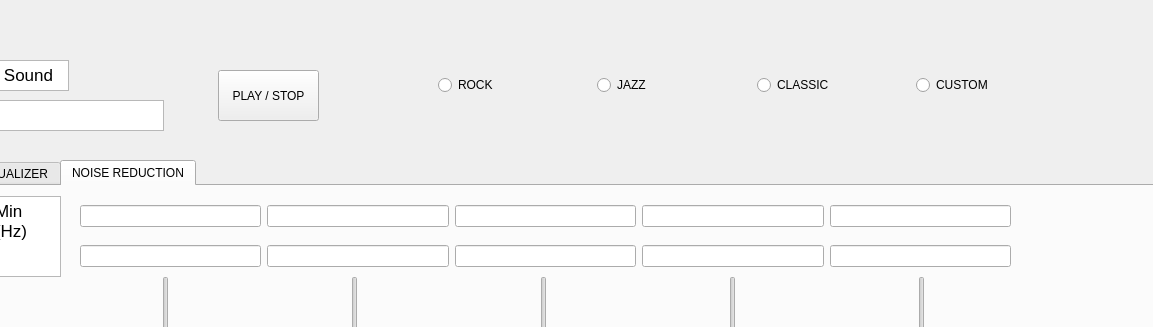
Before: the Qt Designer form form.ui in Eyup-S/AudioVisualizer, drawn with Qt 5; both pictures show x 152 to 1305 and y 290 to 617 of the 1305 by 799 pixel window.
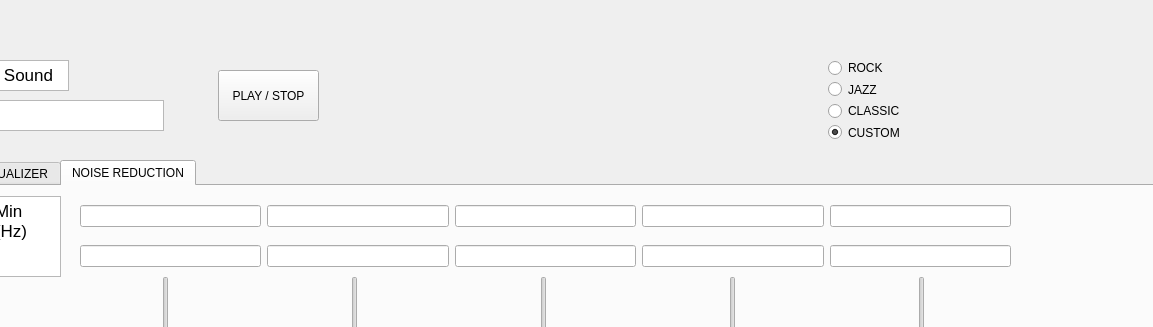
After: the same form once the commit is applied.

```diff
--- a/form.ui
+++ b/form.ui
@@ -43,46 +43,6 @@
     <string>PLAY / STOP</string>
    </property>
   </widget>
-  <widget class="QWidget" name="horizontalLayoutWidget_3">
-   <property name="geometry">
-    <rect>
-     <x>590</x>
-     <y>350</y>
-     <width>631</width>
-     <height>51</height>
-    </rect>
-   </property>
-   <layout class="QHBoxLayout" name="horizontalLayout_3">
-    <item>
-     <widget class="QRadioButton" name="radioButton_2">
-      <property name="text">
-       <string>ROCK</string>
-      </property>
-     </widget>
-    </item>
-    <item>
-     <widget class="QRadioButton" name="radioButton_3">
-      <property name="text">
-       <string>JAZZ</string>
-      </property>
-     </widget>
-    </item>
-    <item>
-     <widget class="QRadioButton" name="radioButton">
-      <property name="text">
-       <string>CLASSIC</string>
-      </property>
-     </widget>
-    </item>
-    <item>
-     <widget class="QRadioButton" name="radioButton_4">
-      <property name="text">
-       <string>CUSTOM</string>
-      </property>
-     </widget>
-    </item>
-   </layout>
-  </widget>
   <widget class="QTextEdit" name="textEdit_2">
    <property name="geometry">
     <rect>
@@ -359,6 +319,13 @@
       </rect>
      </property>
      <layout class="QHBoxLayout" name="horizontalLayout_5">
+      <item>
+       <widget class="QLineEdit" name="lineEdit_0">
+        <property name="readOnly">
+         <bool>false</bool>
+        </property>
+       </widget>
+      </item>
       <item>
        <widget class="QLineEdit" name="lineEdit_1">
         <property name="readOnly">
@@ -387,13 +354,6 @@
         </property>
        </widget>
       </item>
-      <item>
-       <widget class="QLineEdit" name="lineEdit_5">
-        <property name="readOnly">
-         <bool>false</bool>
-        </property>
-       </widget>
-      </item>
      </layout>
     </widget>
     <widget class="QWidget" name="horizontalLayoutWidget_6">
@@ -407,35 +367,35 @@
      </property>
      <layout class="QHBoxLayout" name="horizontalLayout_6">
       <item>
-       <widget class="QSlider" name="verticalSlider">
+       <widget class="QSlider" name="NverticalSlider_0">
         <property name="orientation">
          <enum>Qt::Vertical</enum>
         </property>
        </widget>
       </item>
       <item>
-       <widget class="QSlider" name="verticalSlider_9">
+       <widget class="QSlider" name="NverticalSlider_1">
         <property name="orientation">
          <enum>Qt::Vertical</enum>
         </property>
        </widget>
       </item>
       <item>
-       <widget class="QSlider" name="verticalSlider_10">
+       <widget class="QSlider" name="NverticalSlider_2">
         <property name="orientation">
          <enum>Qt::Vertical</enum>
         </property>
        </widget>
       </item>
       <item>
-       <widget class="QSlider" name="verticalSlider_11">
+       <widget class="QSlider" name="NverticalSlider_3">
         <property name="orientation">
          <enum>Qt::Vertical</enum>
         </property>
        </widget>
       </item>
       <item>
-       <widget class="QSlider" name="verticalSlider_12">
+       <widget class="QSlider" name="NverticalSlider_4">
         <property name="orientation">
          <enum>Qt::Vertical</enum>
         </property>
@@ -453,6 +413,13 @@
       </rect>
      </property>
      <layout class="QHBoxLayout" name="horizontalLayout_7">
+      <item>
+       <widget class="QLineEdit" name="lineEdit_5">
+        <property name="readOnly">
+         <bool>false</bool>
+        </property>
+       </widget>
+      </item>
       <item>
        <widget class="QLineEdit" name="lineEdit_6">
         <property name="readOnly">
@@ -481,13 +448,6 @@
         </property>
        </widget>
       </item>
-      <item>
-       <widget class="QLineEdit" name="lineEdit_10">
-        <property name="readOnly">
-         <bool>false</bool>
-        </property>
-       </widget>
-      </item>
      </layout>
     </widget>
     <widget class="QTextEdit" name="textEdit_13">
@@ -534,6 +494,55 @@
     <enum>Qt::ScrollBarAsNeeded</enum>
    </property>
   </widget>
+  <widget class="QWidget" name="verticalLayoutWidget">
+   <property name="geometry">
+    <rect>
+     <x>980</x>
+     <y>350</y>
+     <width>160</width>
+     <height>80</height>
+    </rect>
+   </property>
+   <layout class="QVBoxLayout" name="verticalLayout">
+    <item>
+     <widget class="QRadioButton" name="radioButton_0">
+      <property name="text">
+       <string>ROCK</string>
+      </property>
+      <property name="checked">
+       <bool>false</bool>
+      </property>
+      <property name="autoExclusive">
+       <bool>true</bool>
+      </property>
+     </widget>
+    </item>
+    <item>
+     <widget class="QRadioButton" name="radioButton_1">
+      <property name="text">
+       <string>JAZZ</string>
+      </property>
+     </widget>
+    </item>
+    <item>
+     <widget class="QRadioButton" name="radioButton_2">
+      <property name="text">
+       <string>CLASSIC</string>
+      </property>
+     </widget>
+    </item>
+    <item>
+     <widget class="QRadioButton" name="radioButton_3">
+      <property name="text">
+       <string>CUSTOM</string>
+      </property>
+      <property name="checked">
+       <bool>true</bool>
+      </property>
+     </widget>
+    </item>
+   </layout>
+  </widget>
  </widget>
  <resources/>
  <connections/>
```
